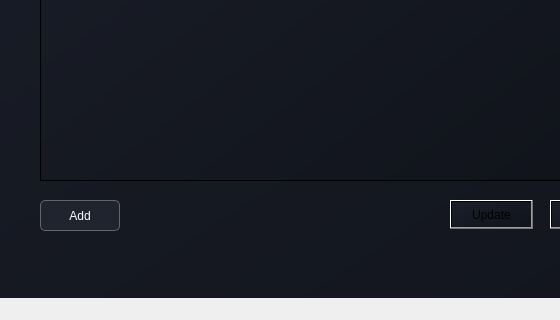
Above: mainwindow.ui from Azer-khadhraoui/ALDAWRY-FOOTBALL before the change; both pictures show x 0 to 560 and y 480 to 800 of the 1200 by 800 pixel window. Below: the same form after it.
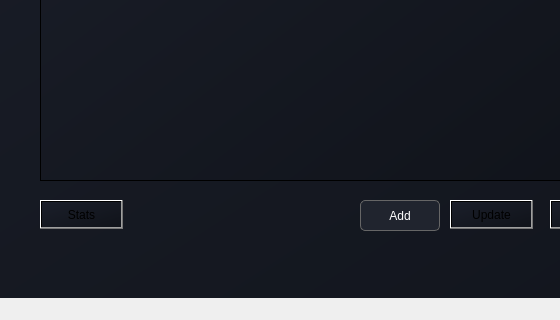
That is the form after the change. Icons and pictures are not drawn.

```diff
--- a/mainwindow.ui
+++ b/mainwindow.ui
@@ -449,7 +449,7 @@
    <widget class="QPushButton" name="pushButton_3">
     <property name="geometry">
      <rect>
-      <x>40</x>
+      <x>360</x>
       <y>680</y>
       <width>80</width>
       <height>31</height>
@@ -502,6 +502,19 @@
      <string>Update</string>
     </property>
    </widget>
+   <widget class="QPushButton" name="pushButton_4">
+    <property name="geometry">
+     <rect>
+      <x>40</x>
+      <y>680</y>
+      <width>83</width>
+      <height>29</height>
+     </rect>
+    </property>
+    <property name="text">
+     <string>Stats</string>
+    </property>
+   </widget>
   </widget>
   <widget class="QMenuBar" name="menubar">
    <property name="geometry">
```
